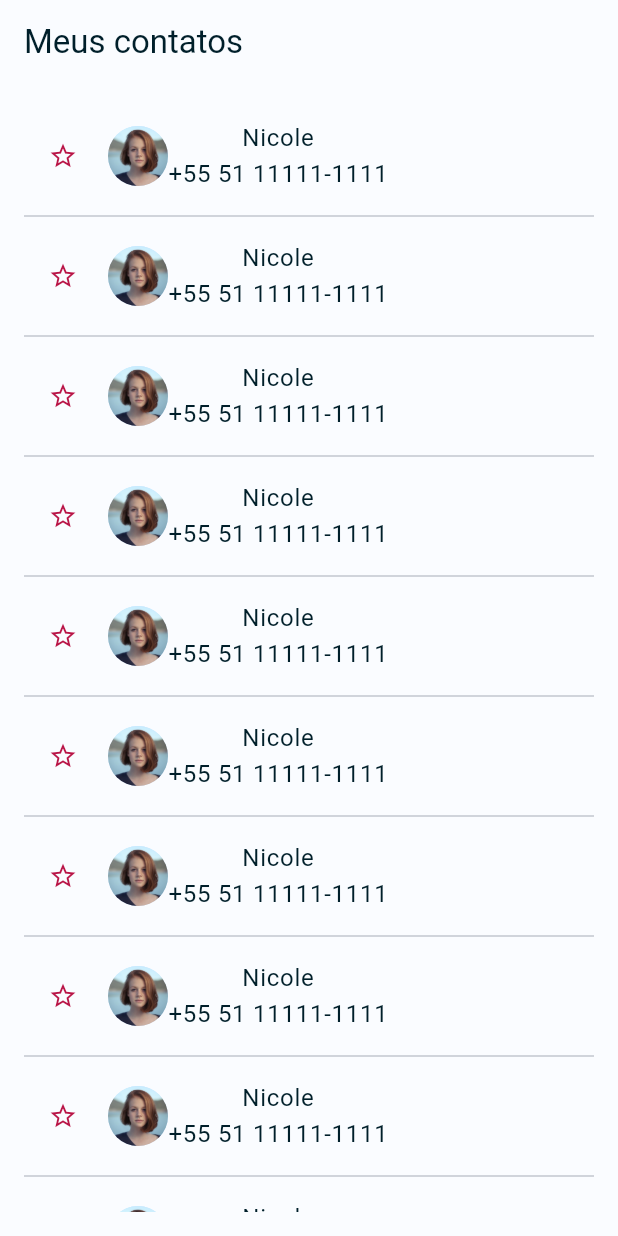
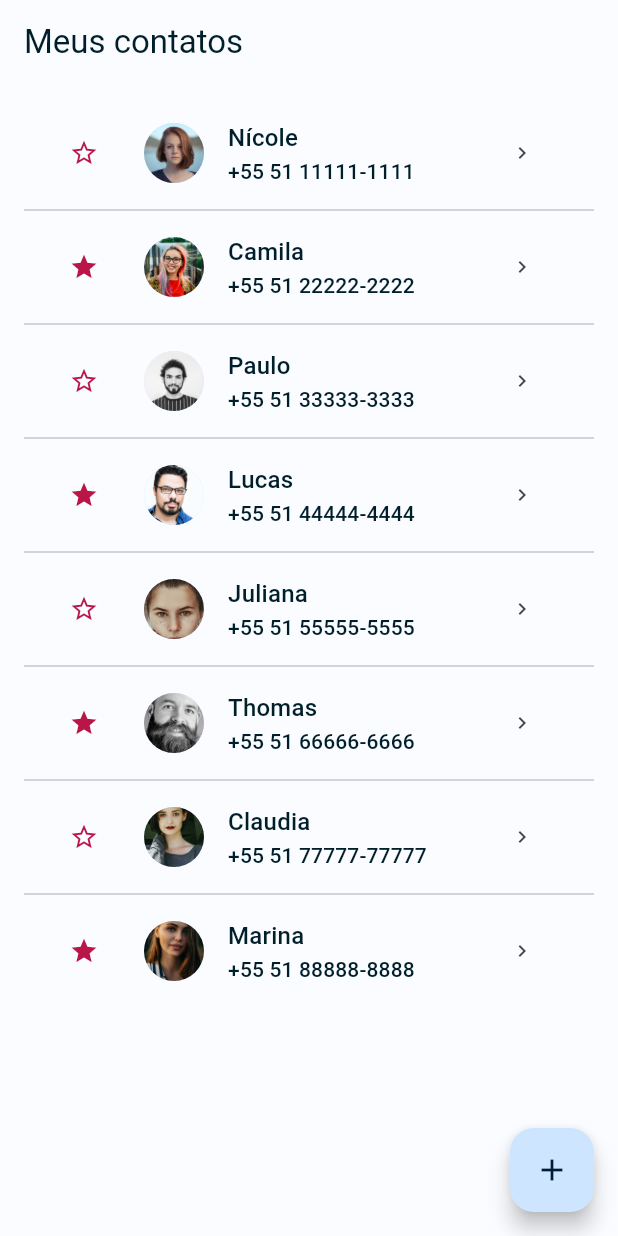
Before and after one commit to ProfessorAndersonChoren/appII_canoas_tarde, a Flutter app: the screen it shows after launch, on a phone screen of 412 x 824 dp. Run offline on Flutter 3.47's test engine with Material 2 defaults, Android fonts, the phone set to English and light mode, and no system bars.

Commit message:
Agenda de contatos - Parte 2

```diff
--- /dev/null
+++ b/agenda_de_contatos/lib/model/contact.dart
@@ -0,0 +1,17 @@
+class Contact {
+  String name;
+  String lastName;
+  String photo;
+  String email;
+  String phone;
+  bool isFavorite;
+
+  Contact({
+    required this.name,
+    required this.lastName,
+    required this.photo,
+    required this.email,
+    required this.phone,
+    this.isFavorite = false,
+  });
+}
--- /dev/null
+++ b/agenda_de_contatos/lib/model/contacts_db.dart
@@ -0,0 +1,64 @@
+import 'package:agenda_de_contatos/model/contact.dart';
+
+List<Contact> contacts = [
+  Contact(
+    name: "Nícole",
+    lastName: "Costa",
+    photo: "Nicole",
+    email: "nicole.costa@gmail.com",
+    phone: "+55 51 11111-1111",
+  ),
+  Contact(
+    name: "Camila",
+    lastName: "Silva",
+    photo: "Camila",
+    email: "camila.silva@gmail.com",
+    phone: "+55 51 22222-2222",
+    isFavorite: true,
+  ),
+  Contact(
+    name: "Paulo",
+    lastName: "Nobrega",
+    photo: "Paulo",
+    email: "paulo.nobrega@gmail.com",
+    phone: "+55 51 33333-3333",
+  ),
+  Contact(
+    name: "Lucas",
+    lastName: "Pereira",
+    photo: "Lucas",
+    email: "lucas.pereira@gmail.com",
+    phone: "+55 51 44444-4444",
+    isFavorite: true,
+  ),
+  Contact(
+    name: "Juliana",
+    lastName: "Tomé",
+    photo: "Juliana",
+    email: "juliana.tome@gmail.com",
+    phone: "+55 51 55555-5555",
+  ),
+  Contact(
+    name: "Thomas",
+    lastName: "Cunha",
+    photo: "Thomas",
+    email: "thomas.cunha@gmail.com",
+    phone: "+55 51 66666-6666",
+    isFavorite: true,
+  ),
+  Contact(
+    name: "Claudia",
+    lastName: "Almeida",
+    photo: "Claudia",
+    email: "claudia.almeida@gmail.com",
+    phone: "+55 51 77777-77777",
+  ),
+  Contact(
+    name: "Marina",
+    lastName: "Rios",
+    photo: "Marina",
+    email: "marina.rios@gmail.com",
+    phone: "+55 51 88888-8888",
+    isFavorite: true,
+  ),
+];
--- a/agenda_de_contatos/lib/screens/home/home.dart
+++ b/agenda_de_contatos/lib/screens/home/home.dart
@@ -1,3 +1,5 @@
+import 'package:agenda_de_contatos/model/contact.dart';
+import 'package:agenda_de_contatos/model/contacts_db.dart';
 import 'package:flutter/material.dart';
 
 class Home extends StatefulWidget {
@@ -21,32 +23,64 @@ class _HomeState extends State<Home> {
           separatorBuilder: (context, index) {
             return const Divider();
           },
-          itemCount: 50,
+          itemCount: contacts.length,
         ),
+      ),
+      floatingActionButton: FloatingActionButton(
+        onPressed: () {},
+        child: const Icon(Icons.add),
       ),
     );
   } // Build
 
   Widget itemBuilder(BuildContext context, int index) {
+    Contact contact = contacts[index];
     return ListTile(
-      leading: Icon(
-        Icons.star_outline,
-        size: 20,
+      leading: IconButton(
+        onPressed: () {
+          // setState notifica que a tela deve ser atualizada
+          setState(() {
+            contact.isFavorite = !contact.isFavorite;
+          });
+        },
+        icon: Icon(
+          (contact.isFavorite) ? Icons.star : Icons.star_outline,
+        ),
+        iconSize: 20,
         color: Theme.of(context).colorScheme.secondary,
       ),
-      title: const Row(
+      title: Row(
         children: [
           CircleAvatar(
-            backgroundImage: AssetImage('assets/images/Nicole.jpg'),
+            backgroundImage: AssetImage(
+              'assets/images/${contact.photo}.jpg',
+            ),
+          ),
+          const SizedBox(
+            width: 16,
           ),
           Column(
+            crossAxisAlignment: CrossAxisAlignment.start,
             children: [
-              Text("Nicole"),
-              Text("+55 51 11111-1111"),
+              Text(
+                contact.name,
+                style: Theme.of(context).textTheme.titleMedium,
+              ),
+              Text(
+                contact.phone,
+                style: Theme.of(context).textTheme.labelLarge,
+              ),
             ],
           ),
         ],
       ),
+      trailing: IconButton(
+        icon: const Icon(
+          Icons.chevron_right,
+        ),
+        iconSize: 16,
+        onPressed: () {},
+      ),
     );
   }
 }
```
